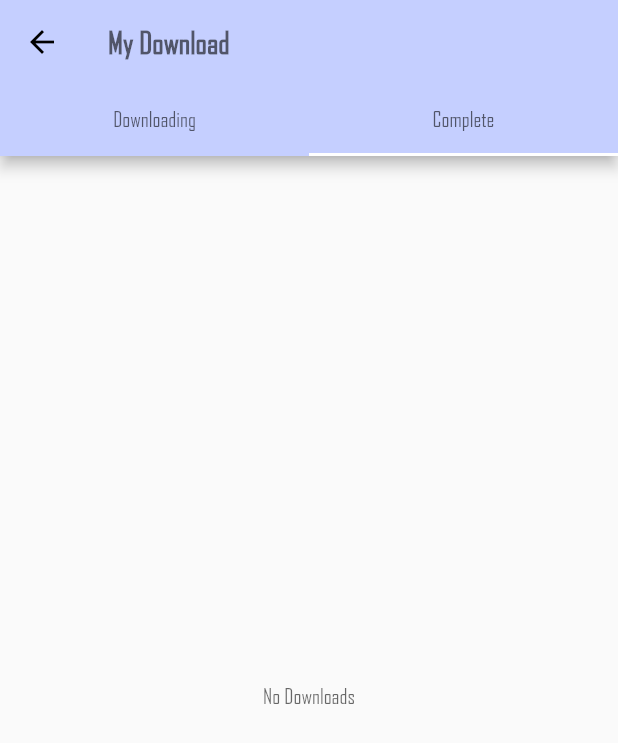
After one commit to wghglory/bookshelf, a Flutter app: the DownloadPage screen opened by its route, tab 2 chosen, on a phone screen of 412 x 824 dp. The commit adds this screen. Shown: the top 743 px of the screen. Run offline on Flutter 3.47's test engine with Material 2 defaults, Android fonts, the phone set to English and light mode, and no system bars; our stand-ins replace dio, file_picker, flutter_screenutil; missing offline and left inert: flutter_pdfview, keyboard_visibility.

Commit message:
implement downloaded page

```diff
--- a/src/bookshelf/lib/bucket/bucket.dart
+++ b/src/bookshelf/lib/bucket/bucket.dart
@@ -538,6 +538,18 @@ class _BucketPageState extends State<BucketPage> {
               _refreshPressed();
             },
           ),
+          new IconButton(
+              icon: const Icon(Icons.file_download),
+              color: Color.fromARGB(150, 0, 0, 0),
+              tooltip: 'Download List',
+              onPressed: () {
+                Navigator.pushNamed(
+                  context,
+                  '/download',
+                  arguments: DownloadPageArguments(),
+                );
+              },
+            )
         ],
       ),
       body: _buildGrid(),
--- /dev/null
+++ b/src/bookshelf/lib/download/download.dart
@@ -0,0 +1,116 @@
+import 'dart:async';
+import 'dart:typed_data';
+
+import 'package:flutter/material.dart';
+import 'package:dio/dio.dart';
+import 'package:http/http.dart' as http;
+import 'dart:io';
+import 'package:bookshelf/tools.dart';
+import 'package:flutter_screenutil/flutter_screenutil.dart';
+import 'package:flutter/services.dart';
+import 'package:file_picker/file_picker.dart';
+import 'package:path_provider/path_provider.dart';
+
+class DownloadPage extends StatefulWidget {
+  @override
+  _DownloadPageState createState() => _DownloadPageState();
+}
+
+class _DownloadPageState extends State<DownloadPage> {
+  Future<Directory> _directoryExplorer() async {
+    final Directory directory = await getExternalStorageDirectory();
+    return directory;
+  }
+
+  Future<List> _getDownloads() async {
+    Directory dir = await _directoryExplorer();
+    Stream<FileSystemEntity> entityList =
+        dir.list(recursive: false, followLinks: false);
+    List<Widget> _list = new List();
+    await for (FileSystemEntity entity in entityList) {
+      String fileName = (entity as File)
+          .path
+          .substring((entity as File).path.lastIndexOf('/') + 1);
+      _list.add(
+        new Card(
+          child: ListTile(
+            title: new Text(fileName, style: Theme.of(context).textTheme.body1),
+            onTap: (){},
+          ),
+        )
+
+      );
+    }
+    return _list;
+  }
+
+  Widget _buildDownloading(BuildContext context) {
+    return new Text("tbd");
+  }
+
+  Widget _buildComplete(BuildContext context) {
+    return Container(
+      child: FutureBuilder(
+        future: _getDownloads(),
+        builder: (context, snapshot) {
+          switch (snapshot.connectionState) {
+            case ConnectionState.none:
+            case ConnectionState.active:
+            case ConnectionState.waiting:
+              return Center(
+                child: CircularProgressIndicator(),
+              );
+            case ConnectionState.done:
+              if (snapshot.hasError)
+                return SnackBar(
+                  content: Text('Exception happens and Get Downloads Failed!'),
+                  duration: Duration(seconds: 1),
+                );
+              else{
+                List downloadList = snapshot.data;
+                if(downloadList.isEmpty){
+                  return Center(
+                    child: Text("No Downloads", style: Theme.of(context).textTheme.body1),
+                  );
+                }
+                else{
+                  return ListView(
+                    children: downloadList,
+                  );
+                }
+              }
+          }
+        },
+      ),
+    );
+  }
+
+  Widget build(BuildContext context) {
+    return DefaultTabController(
+      length: 2,
+      child: Scaffold(
+        appBar: AppBar(
+          title: Text("My Download", style: Theme.of(context).textTheme.title),
+          bottom: TabBar(
+            tabs: <Widget>[
+              Tab(
+                child: Text("Downloading",
+                    style: Theme.of(context).textTheme.body1),
+              ),
+              Tab(
+                child:
+                    Text("Complete", style: Theme.of(context).textTheme.body1),
+              )
+            ],
+          ),
+        ),
+        body: TabBarView(
+          children: <Widget>[
+            _buildDownloading(context),
+            _buildComplete(context)
+          ],
+        ),
+      ),
+    );
+  }
+}
--- a/src/bookshelf/lib/home/home.dart
+++ b/src/bookshelf/lib/home/home.dart
@@ -547,6 +547,18 @@ class _HomePageState extends State<HomePage> {
                 onPressed: () {
                   _refreshPressed();
                 }),
+            new IconButton(
+              icon: const Icon(Icons.file_download),
+              color: Color.fromARGB(150, 0, 0, 0),
+              tooltip: 'Download List',
+              onPressed: () {
+                Navigator.pushNamed(
+                  context,
+                  '/download',
+                  arguments: DownloadPageArguments(),
+                );
+              },
+            )
           ],
           bottom: TabBar(
             tabs: [
--- a/src/bookshelf/lib/main.dart
+++ b/src/bookshelf/lib/main.dart
@@ -4,6 +4,7 @@ import 'package:flutter/material.dart';
 import 'package:bookshelf/login/login.dart';
 import 'package:bookshelf/home/home.dart';
 import 'package:bookshelf/bucket/bucket.dart';
+import 'package:bookshelf/download/download.dart';
 //import 'package:flutter_screenutil/flutter_screenutil.dart';
 
 void main() => runApp(MyApp());
@@ -61,6 +62,7 @@ class MyApp extends StatelessWidget {
         '/bucket': (context) => BucketPage(),
         '/pdfViewer':(context) => PdfPage(),
         '/txtViewer':(context) => TxtPage(),
+        '/download':(context) => DownloadPage(),
       },
 
     );
--- a/src/bookshelf/lib/tools.dart
+++ b/src/bookshelf/lib/tools.dart
@@ -1,3 +1,4 @@
+import 'package:bookshelf/download/download.dart';
 import 'package:dio/dio.dart';
 
 class TenantUser {
@@ -230,3 +231,7 @@ class TxtPageArguments extends PageArguments{
     return this._pathName;
   }
 }
+
+class DownloadPageArguments extends PageArguments{
+  DownloadPageArguments();
+}
```
Also changed, not shown: src/bookshelf/assets/images/pdf_cover.png (added), src/bookshelf/assets/images/txt_cover.png (added).
